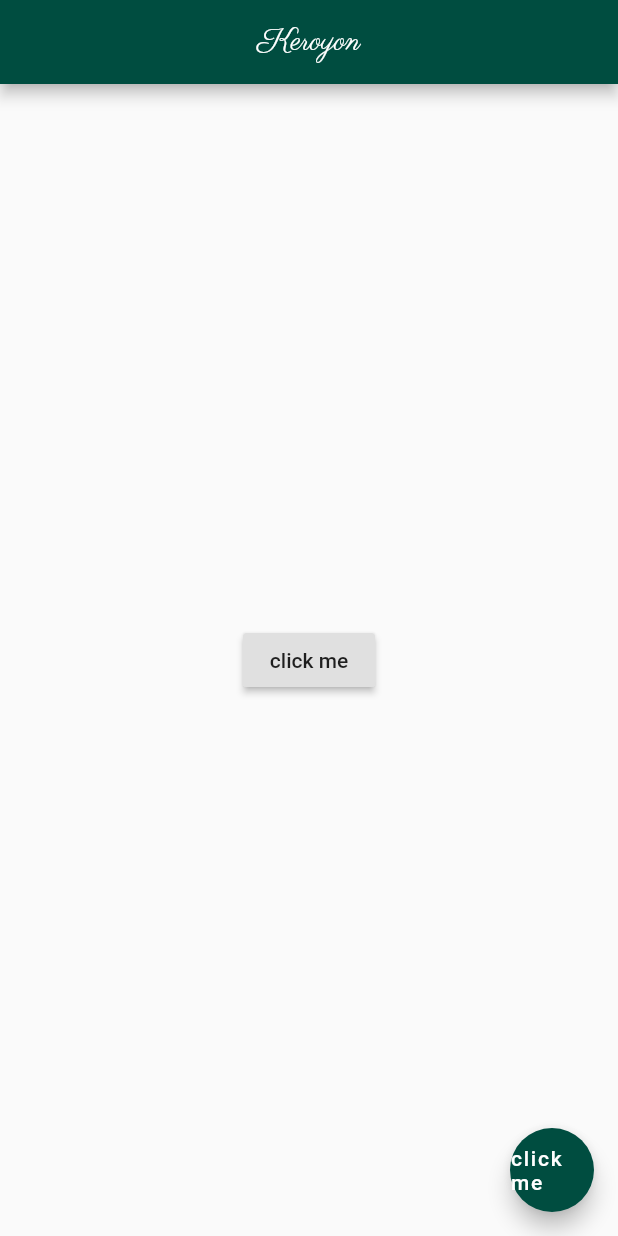
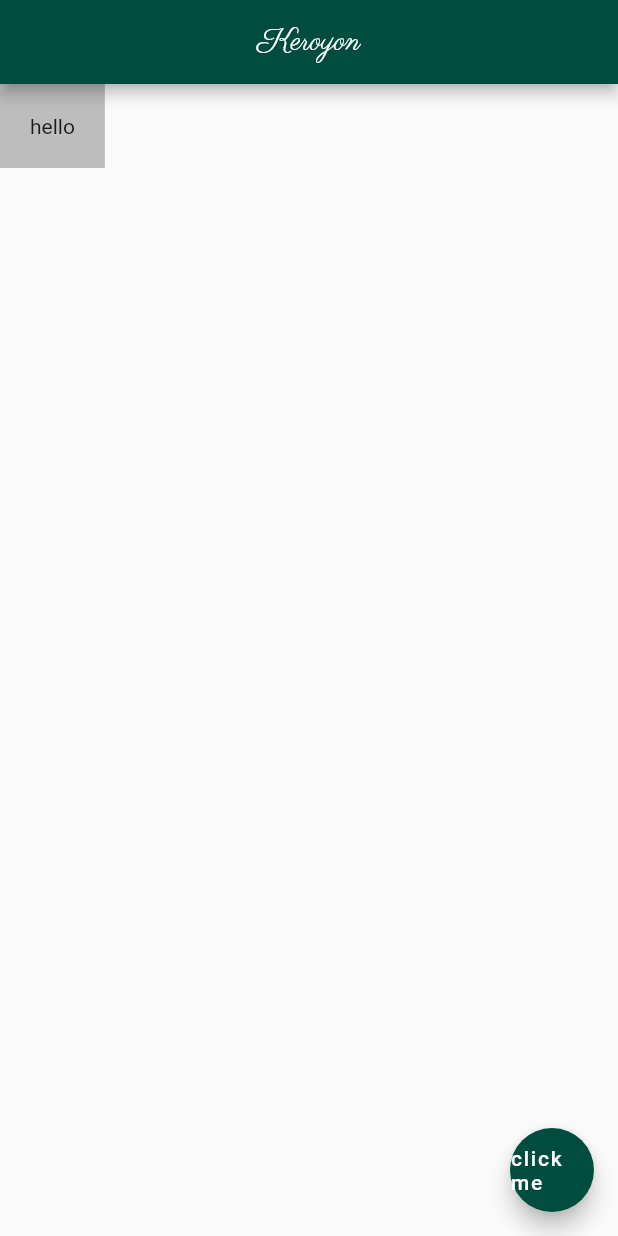
Before and after one commit to UedaTakeyuki/myflutterapp, a Flutter app: the screen it shows after launch, after a tap on "click me", on a phone screen of 412 x 824 dp. Run offline on Flutter 3.47's test engine with Material 2 defaults, Android fonts, the phone set to English and light mode, and no system bars.

Commit message:
lesson #10

```diff
--- a/lib/main.dart
+++ b/lib/main.dart
@@ -18,13 +18,10 @@ class Home extends StatelessWidget {
         centerTitle: true,
         backgroundColor: Colors.teal[900],
       ),
-      body: Center(
-        child: RaisedButton(
-          onPressed: () {
-            print("you press me");
-          },
-          child: Text('click me'),
-        ),
+      body: Container(
+        padding: EdgeInsets.all(20.0),
+        color: Colors.grey[400],
+        child: Text('hello'),
       ),
       floatingActionButton: FloatingActionButton(
         onPressed: () {},
```
